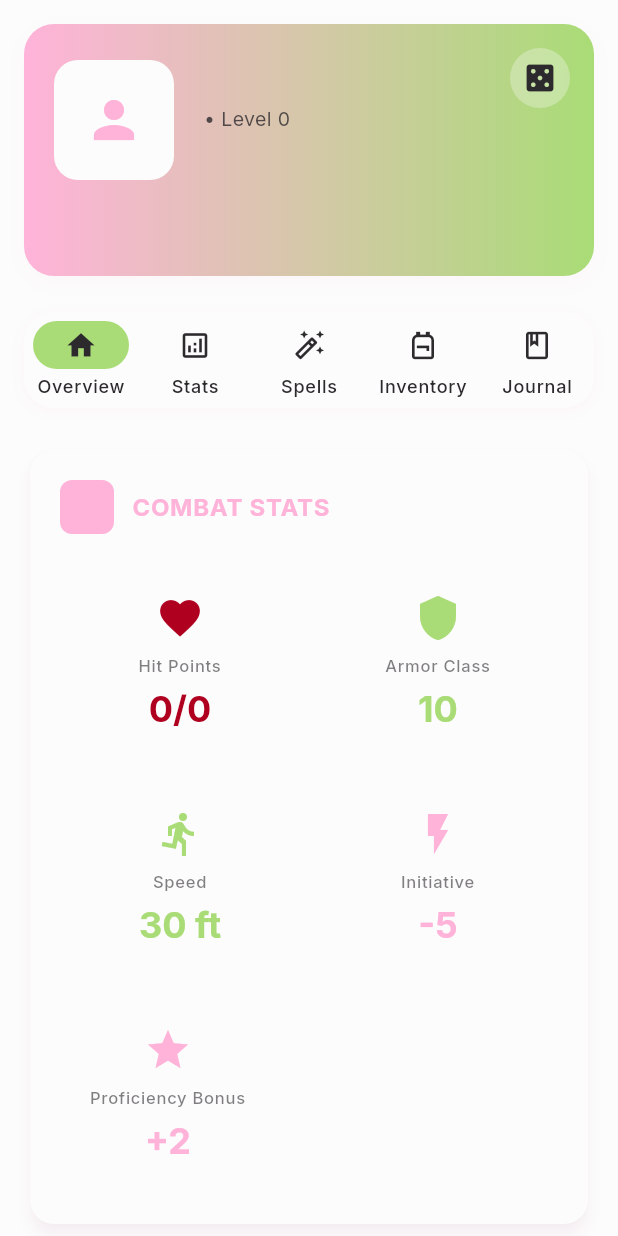
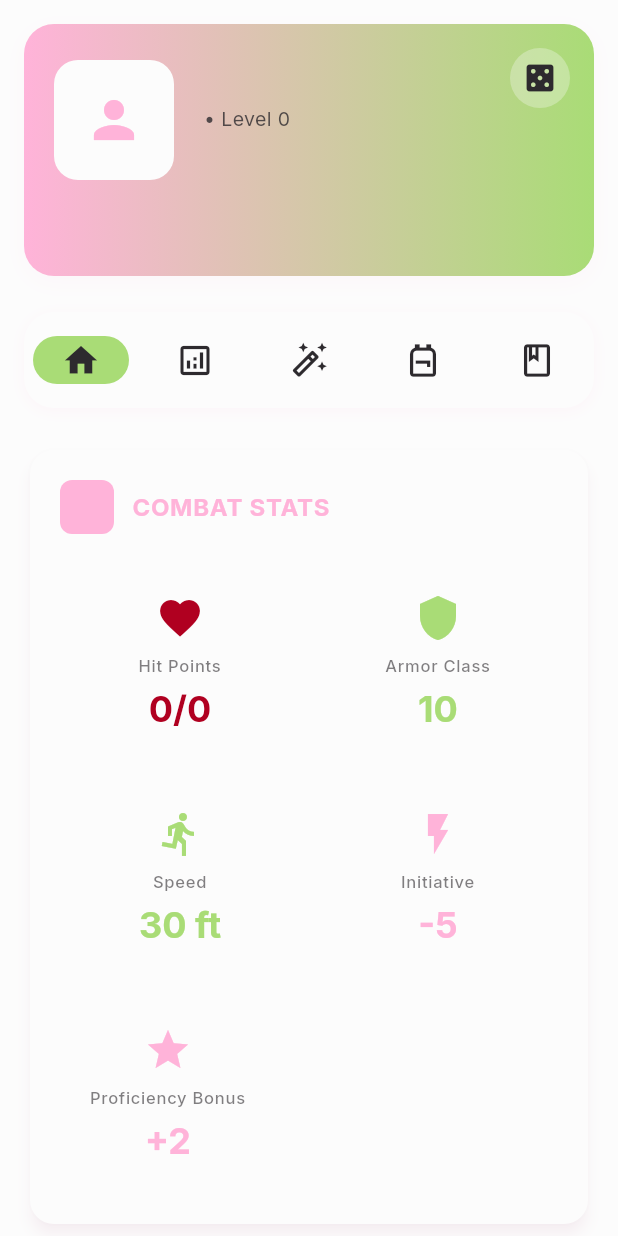
Before and after one commit to QurieGLord/QDnD-Roleplay-Companion, a Flutter app: the CharacterSheetScreen screen opened directly with empty values, on a phone screen of 412 x 824 dp. Run offline on Flutter 3.47's test engine with Material 3 defaults, Android fonts, the phone set to English and light mode, and no system bars; our stand-ins replace file_picker, google_fonts, hive, hive_flutter; accounts and stored records are empty.

Commit message:
UX improvements: Swipe navigation & README update
## UI/UX Changes
- Added PageView for swipe gestures between tabs
- Removed labels from NavigationBar (icon-only design)
- Increased icon size to 26px for better touch targets
- Smooth animated transitions between pages

## Documentation
- Created comprehensive README.md with project presentation
- Focus on features and capabilities, not technical details
- Added progress badges and roadmap
- Multilingual content (RU/EN mix)

🤖 Generated with [Claude Code](https://claude.com/claude-code)

Co-Authored-By: Claude <noreply@anthropic.com>

```diff
--- a/lib/features/character_sheet/character_sheet_screen.dart
+++ b/lib/features/character_sheet/character_sheet_screen.dart
@@ -29,10 +29,13 @@ class _CharacterSheetScreenState extends State<CharacterSheetScreen>
   int _currentIndex = 0;
   late AnimationController _animationController;
   late Animation<double> _cardHeightAnimation;
+  late PageController _pageController;
 
   @override
   void initState() {
     super.initState();
+    _pageController = PageController(initialPage: 0);
+
     _animationController = AnimationController(
       duration: const Duration(milliseconds: 400),
       vsync: this,
@@ -50,11 +53,20 @@ class _CharacterSheetScreenState extends State<CharacterSheetScreen>
 
   @override
   void dispose() {
+    _pageController.dispose();
     _animationController.dispose();
     super.dispose();
   }
 
   void _onTabChanged(int index) {
+    _pageController.animateToPage(
+      index,
+      duration: const Duration(milliseconds: 300),
+      curve: Curves.easeInOut,
+    );
+  }
+
+  void _onPageChanged(int index) {
     setState(() {
       _currentIndex = index;
       if (index == 0) {
@@ -108,10 +120,11 @@ class _CharacterSheetScreenState extends State<CharacterSheetScreen>
             // Navigation Bar (under the card)
             _buildAnimatedNavBar(),
 
-            // Content Area
+            // Content Area with PageView for swipe gestures
             Expanded(
-              child: IndexedStack(
-                index: _currentIndex,
+              child: PageView(
+                controller: _pageController,
+                onPageChanged: _onPageChanged,
                 children: [
                   OverviewTab(
                     character: widget.character,
@@ -165,32 +178,32 @@ class _CharacterSheetScreenState extends State<CharacterSheetScreen>
           backgroundColor: Colors.transparent,
           elevation: 0,
           height: 64,
-          labelBehavior: NavigationDestinationLabelBehavior.alwaysShow,
+          labelBehavior: NavigationDestinationLabelBehavior.alwaysHide,
           destinations: const [
             NavigationDestination(
-              icon: Icon(Icons.home_outlined, size: 22),
-              selectedIcon: Icon(Icons.home, size: 22),
-              label: 'Overview',
+              icon: Icon(Icons.home_outlined, size: 26),
+              selectedIcon: Icon(Icons.home, size: 26),
+              label: '',
             ),
             NavigationDestination(
-              icon: Icon(Icons.analytics_outlined, size: 22),
-              selectedIcon: Icon(Icons.analytics, size: 22),
-              label: 'Stats',
+              icon: Icon(Icons.analytics_outlined, size: 26),
+              selectedIcon: Icon(Icons.analytics, size: 26),
+              label: '',
             ),
             NavigationDestination(
-              icon: Icon(Icons.auto_fix_high_outlined, size: 22),
-              selectedIcon: Icon(Icons.auto_fix_high, size: 22),
-              label: 'Spells',
+              icon: Icon(Icons.auto_fix_high_outlined, size: 26),
+              selectedIcon: Icon(Icons.auto_fix_high, size: 26),
+              label: '',
             ),
             NavigationDestination(
-              icon: Icon(Icons.backpack_outlined, size: 22),
-              selectedIcon: Icon(Icons.backpack, size: 22),
-              label: 'Inventory',
+              icon: Icon(Icons.backpack_outlined, size: 26),
+              selectedIcon: Icon(Icons.backpack, size: 26),
+              label: '',
             ),
             NavigationDestination(
-              icon: Icon(Icons.book_outlined, size: 22),
-              selectedIcon: Icon(Icons.book, size: 22),
-              label: 'Journal',
+              icon: Icon(Icons.book_outlined, size: 26),
+              selectedIcon: Icon(Icons.book, size: 26),
+              label: '',
             ),
           ],
         ),
```
Also changed, not shown: 1 other file.
